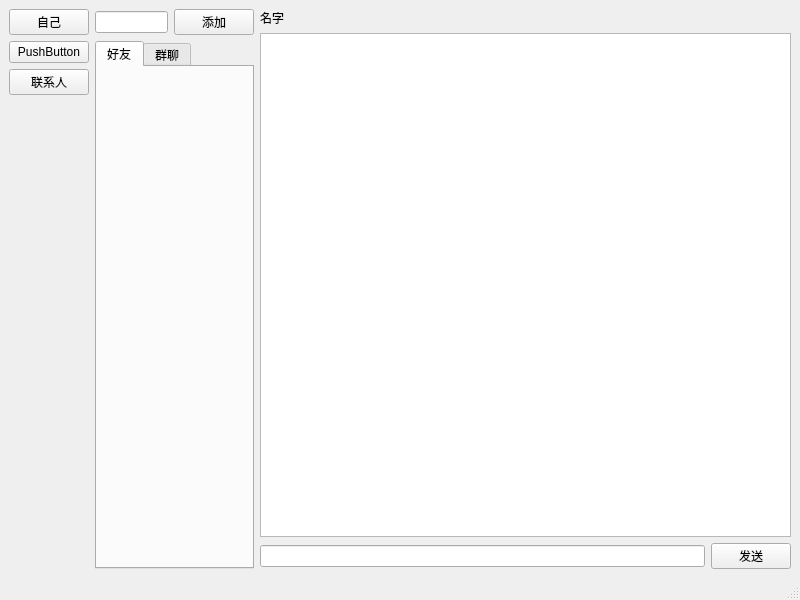
First picture: the form in SimpleChat/SimpleChat.ui, repository sleepy2con/Simple-chat-software, before the edit.
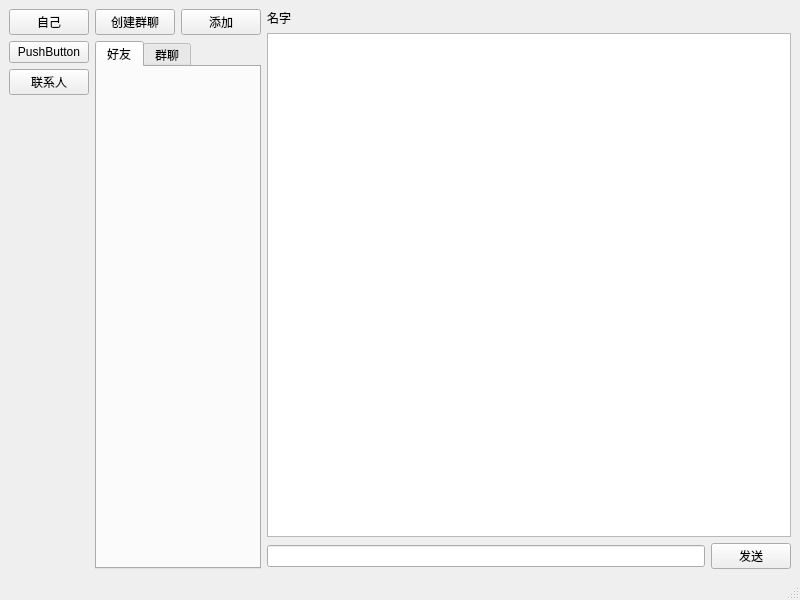
Second picture: the form after the edit.

```diff
--- a/SimpleChat/SimpleChat.ui
+++ b/SimpleChat/SimpleChat.ui
@@ -58,7 +58,11 @@
       <item>
        <layout class="QHBoxLayout" name="horizontalLayout">
         <item>
-         <widget class="QLineEdit" name="lineEdit"/>
+         <widget class="QPushButton" name="btn_createGroup">
+          <property name="text">
+           <string>创建群聊</string>
+          </property>
+         </widget>
         </item>
         <item>
          <widget class="QPushButton" name="btn_add">
```
